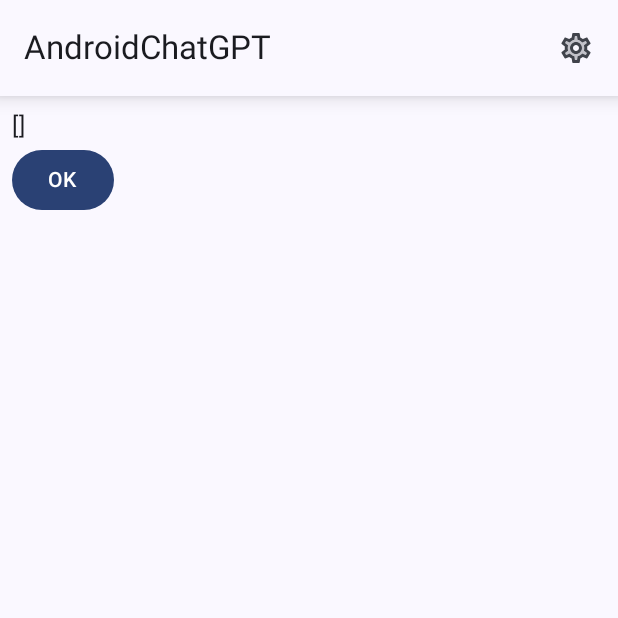
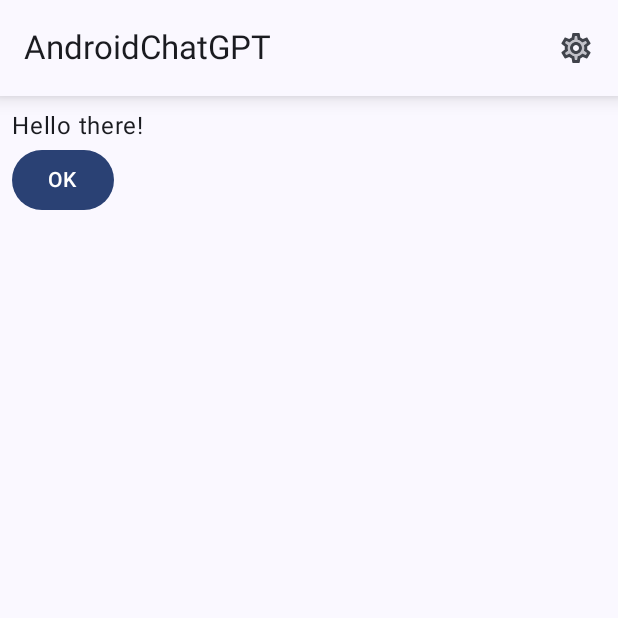
Before and after one commit to yamin8000/AndroidChatGPT, an Android app built with Jetpack Compose: the screen it shows after launch (MainActivity), on a phone screen of 412 x 824 dp, the top half of it. Run offline under Robolectric (Android 15) with nearby library versions, the phone set to English and light mode, and no system bars.

Commit message:
fixes #7

```diff
--- a/app/src/main/java/io/github/aryantech/androidchatgpt/content/MainActivity.kt
+++ b/app/src/main/java/io/github/aryantech/androidchatgpt/content/MainActivity.kt
@@ -25,7 +25,6 @@ import kotlinx.coroutines.Dispatchers
 import kotlinx.coroutines.launch
 
 val Context.settingsDataStore: DataStore<Preferences> by preferencesDataStore(name = "settings")
-val Context.modelsDataStore: DataStore<Preferences> by preferencesDataStore(name = "models")
 
 class MainActivity : ComponentActivity() {
 
--- a/app/src/main/java/io/github/aryantech/androidchatgpt/content/home/Home.kt
+++ b/app/src/main/java/io/github/aryantech/androidchatgpt/content/home/Home.kt
@@ -9,26 +9,20 @@ import androidx.compose.runtime.Composable
 import androidx.compose.runtime.LaunchedEffect
 import androidx.compose.ui.Modifier
 import androidx.compose.ui.input.nestedscroll.nestedScroll
-import androidx.compose.ui.platform.LocalLifecycleOwner
 import androidx.compose.ui.unit.dp
-import androidx.lifecycle.coroutineScope
-import io.github.aryantech.androidchatgpt.util.Constants
+import io.github.aryantech.androidchatgpt.util.log
 import io.github.aryantech.androidchatgpt.web.APIs
+import io.github.aryantech.androidchatgpt.web.ApiKey
 import io.github.aryantech.androidchatgpt.web.Web
 import io.github.aryantech.androidchatgpt.web.Web.apiOf
-import kotlinx.coroutines.launch
+import okhttp3.*
+import java.io.IOException
 
 @OptIn(ExperimentalMaterial3Api::class)
 @Composable
 fun HomeContent(
     onSettingsClick: () -> Unit
 ) {
-    Log.d(Constants.LOG_TAG, "Hello there!")
-    var models = listOf<String>()
-    LaunchedEffect(Unit) {
-        models = Web.getRetrofit().apiOf<APIs.ModelsAPIs>().getAllModels().data.map { it.obj }
-        Log.d(Constants.LOG_TAG, "Hello there!")
-    }
     val scrollBehavior = TopAppBarDefaults.enterAlwaysScrollBehavior()
 
     Surface(
@@ -48,7 +42,7 @@ fun HomeContent(
                         .padding(paddingValues)
                         .padding(8.dp)
                 ) {
-                    Text(models.toString())
+                    Text("Hello there!")
                     Button(
                         onClick = {},
                         content = { Text("OK") },
--- a/app/src/main/java/io/github/aryantech/androidchatgpt/content/settings/Settings.kt
+++ b/app/src/main/java/io/github/aryantech/androidchatgpt/content/settings/Settings.kt
@@ -5,6 +5,7 @@ import androidx.compose.foundation.layout.*
 import androidx.compose.foundation.lazy.LazyColumn
 import androidx.compose.material.icons.Icons
 import androidx.compose.material.icons.twotone.DataArray
+import androidx.compose.material.icons.twotone.Dataset
 import androidx.compose.material.icons.twotone.DisplaySettings
 import androidx.compose.material3.ExperimentalMaterial3Api
 import androidx.compose.material3.Icon
@@ -75,7 +76,7 @@ fun ApiModelSetting(
             onClick = { isShowingDialog = true },
             content = {
                 Icon(
-                    imageVector = Icons.TwoTone.DataArray,
+                    imageVector = Icons.TwoTone.Dataset,
                     contentDescription = stringResource(R.string.apiModel)
                 )
                 Text(apiModel)
--- a/app/src/main/java/io/github/aryantech/androidchatgpt/ui/composables/Composables.kt
+++ b/app/src/main/java/io/github/aryantech/androidchatgpt/ui/composables/Composables.kt
@@ -4,6 +4,8 @@ import androidx.compose.foundation.LocalIndication
 import androidx.compose.foundation.clickable
 import androidx.compose.foundation.interaction.MutableInteractionSource
 import androidx.compose.foundation.layout.*
+import androidx.compose.foundation.lazy.LazyColumn
+import androidx.compose.foundation.lazy.items
 import androidx.compose.foundation.selection.selectable
 import androidx.compose.foundation.selection.selectableGroup
 import androidx.compose.material.icons.Icons
@@ -55,7 +57,7 @@ fun <T> SettingChangerDialog(
             title = { PersianText(title) },
             icon = { Icon(imageVector = Icons.TwoTone.DisplaySettings, contentDescription = null) },
             text = {
-                Column(
+                LazyColumn(
                     horizontalAlignment = Alignment.CenterHorizontally,
                     verticalArrangement = Arrangement.SpaceBetween,
                     modifier = Modifier
@@ -63,7 +65,7 @@ fun <T> SettingChangerDialog(
                         .selectableGroup()
                         .fillMaxWidth()
                 ) {
-                    options.forEach { setting ->
+                    items(options) { setting ->
                         Row(
                             verticalAlignment = Alignment.CenterVertically,
                             horizontalArrangement = Arrangement.spacedBy(2.dp, Alignment.Start),
--- a/app/src/main/java/io/github/aryantech/androidchatgpt/util/Constants.kt
+++ b/app/src/main/java/io/github/aryantech/androidchatgpt/util/Constants.kt
@@ -4,5 +4,6 @@ object Constants {
     const val LOG_TAG = "<==>"
     const val THEME = "theme"
     const val API_MODEL = "api_model"
+    const val API_MODELS = "api_models"
     const val DEFAULT_API_MODEL = ""
 }
```
Also changed, not shown: app/src/main/java/io/github/aryantech/androidchatgpt/content/settings/SettingsState.kt (+15 -7 lines), app/src/main/java/io/github/aryantech/androidchatgpt/util/DataStoreHelper.kt (+17 -18 lines), app/src/main/java/io/github/aryantech/androidchatgpt/util/Utility.kt (+7 -0 lines).
